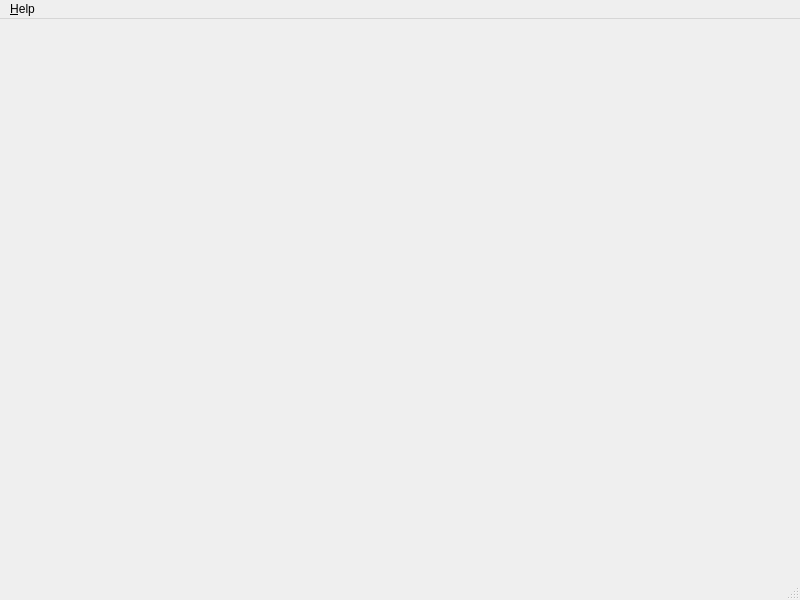
Qt form checkeng/main_window.ui (kusanekinov/CheckEng) before a commit.
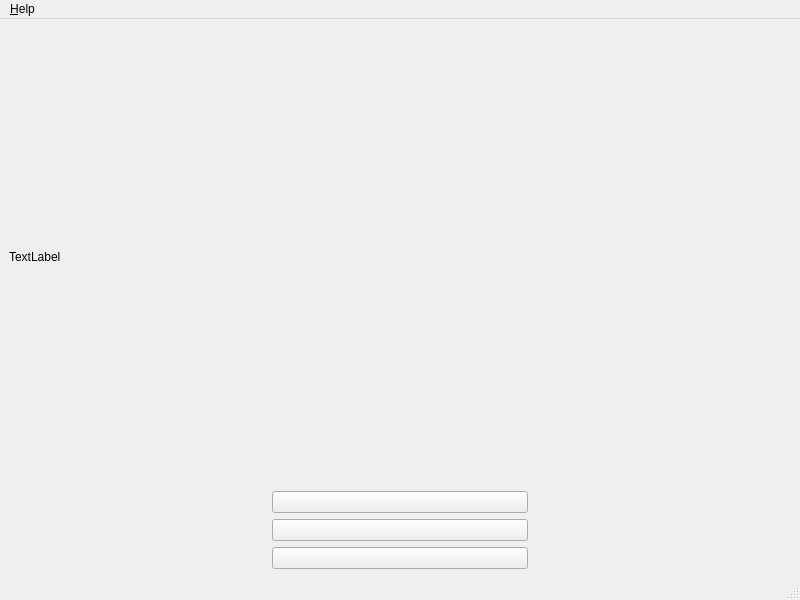
The same form after that commit.

Commit message: added questinos and answers

The edit to the form file:
```diff
--- a/checkeng/main_window.ui
+++ b/checkeng/main_window.ui
@@ -13,7 +13,38 @@
   <property name="windowTitle">
    <string>CheckEng</string>
   </property>
-  <widget class="QWidget" name="centralwidget"/>
+  <widget class="QWidget" name="centralwidget">
+   <layout class="QGridLayout" name="gridLayout">
+    <item row="1" column="0" colspan="3">
+     <widget class="QLabel" name="l_question">
+      <property name="text">
+       <string>TextLabel</string>
+      </property>
+     </widget>
+    </item>
+    <item row="3" column="1">
+     <widget class="QPushButton" name="pb_answer3">
+      <property name="text">
+       <string/>
+      </property>
+     </widget>
+    </item>
+    <item row="2" column="1">
+     <widget class="QPushButton" name="pb_answer1">
+      <property name="text">
+       <string/>
+      </property>
+     </widget>
+    </item>
+    <item row="4" column="1">
+     <widget class="QPushButton" name="pb_answer2">
+      <property name="text">
+       <string/>
+      </property>
+     </widget>
+    </item>
+   </layout>
+  </widget>
   <widget class="QMenuBar" name="menubar">
    <property name="geometry">
     <rect>
```
The commit also changes 2 other files.
